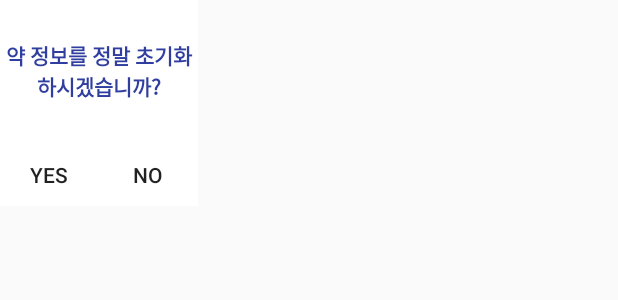
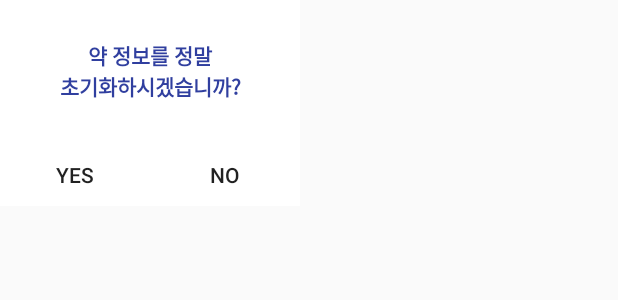
Before and after one commit to shb0328/smartMedichineManager, an Android app: the layout pop_up_reset_check.xml on its own in the app's theme, with its tools: preview values and no code run, on a phone screen of 412 x 824 dp. Shown: the top 300 px of the screen. Run offline under Robolectric (Android 15) with nearby library versions, the phone set to English and light mode, and no system bars.

Commit message:
레이아웃 살짝씩 조정

```diff
--- a/app/src/main/java/com/example/hyebeen/myapplication/Medi_setting.java
+++ b/app/src/main/java/com/example/hyebeen/myapplication/Medi_setting.java
@@ -44,7 +44,7 @@ public class Medi_setting extends AppCompatActivity {
     private int buttonNum=0;
 
     String[] items={"","","","","","","","","","","","","","","","","","","","","","","","",""
-            ,"","","","","","","","","","","","","","","","","","","","","","","",""};
+            ,"","","","","","","","","","","","","","","","","",""};
 
     //local DB
 
--- a/app/src/main/res/layout/medi2_info.xml
+++ b/app/src/main/res/layout/medi2_info.xml
@@ -31,7 +31,7 @@
                 android:layout_weight="1"
                 android:textAlignment="viewStart"
                 android:textColor="@color/colorPrimaryDark"
-                android:textSize="30sp"
+                android:textSize="28dp"
                 android:textStyle="bold"
                 app:layout_constraintLeft_toLeftOf="parent"
                 app:layout_constraintTop_toTopOf="parent" />
@@ -46,7 +46,7 @@
                 android:text="번 알약"
                 android:textAlignment="viewStart"
                 android:textColor="@color/colorPrimaryDark"
-                android:textSize="30sp"
+                android:textSize="25dp"
                 android:textStyle="bold"
                 app:layout_constraintLeft_toLeftOf="parent"
                 app:layout_constraintTop_toTopOf="parent" />
@@ -60,7 +60,7 @@
                 android:layout_marginTop="16dp"
                 android:layout_weight="1"
                 android:text="(약 이름)"
-                android:textSize="30sp"
+                android:textSize="22dp"
                 app:layout_constraintRight_toRightOf="parent"
                 app:layout_constraintStart_toEndOf="@+id/medi1_num"
                 app:layout_constraintTop_toTopOf="parent" />
--- a/app/src/main/res/layout/pop_up_reset_check.xml
+++ b/app/src/main/res/layout/pop_up_reset_check.xml
@@ -1,14 +1,13 @@
 <?xml version="1.0" encoding="utf-8"?>
-<LinearLayout
-    xmlns:android="http://schemas.android.com/apk/res/android"
+<LinearLayout xmlns:android="http://schemas.android.com/apk/res/android"
     xmlns:app="http://schemas.android.com/apk/res-auto"
     xmlns:tools="http://schemas.android.com/tools"
-    android:background="#FFFFFFFF"
-    android:layout_width="wrap_content"
-    android:layout_height="wrap_content">
+    android:layout_width="200dp"
+    android:layout_height="wrap_content"
+    android:background="#FFFFFFFF">
 
     <LinearLayout
-        android:layout_width="132dp"
+        android:layout_width="match_parent"
         android:layout_height="137dp"
         android:orientation="vertical"
         app:layout_constraintBottom_toBottomOf="parent"
@@ -21,7 +20,7 @@
             android:layout_width="match_parent"
             android:layout_height="95dp"
             android:gravity="center_vertical|center_horizontal"
-            android:text="약 정보를 정말 초기화하시겠습니까?"
+            android:text="약 정보를 정말\n초기화하시겠습니까?"
             android:textColor="@color/colorPrimaryDark"
             android:textSize="14dp"
             android:textStyle="bold" />
@@ -36,8 +35,8 @@
                 android:layout_width="wrap_content"
                 android:layout_height="wrap_content"
                 android:layout_weight="1"
+                android:background="#FFFFFFFF"
                 android:onClick="resetButton"
-                android:background="#FFFFFFFF"
                 android:text="YES" />
 
             <Button
@@ -45,8 +44,8 @@
                 android:layout_width="wrap_content"
                 android:layout_height="wrap_content"
                 android:layout_weight="1"
+                android:background="#FFFFFFFF"
                 android:onClick="mOnClose"
-                android:background="#FFFFFFFF"
                 android:text="NO" />
         </LinearLayout>
     </LinearLayout>
```
